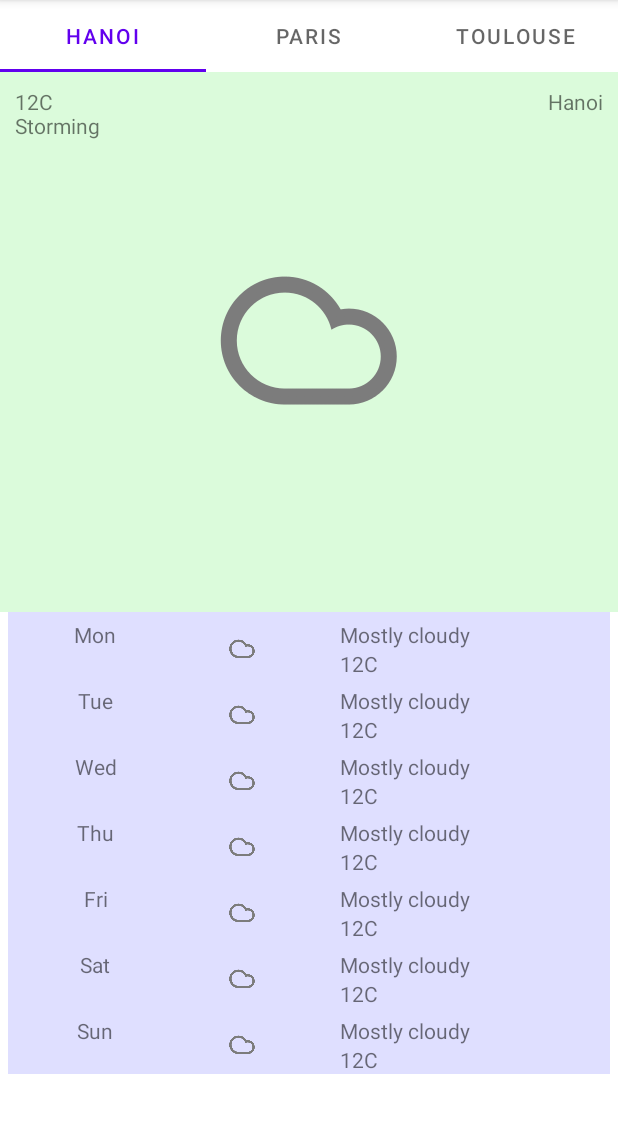
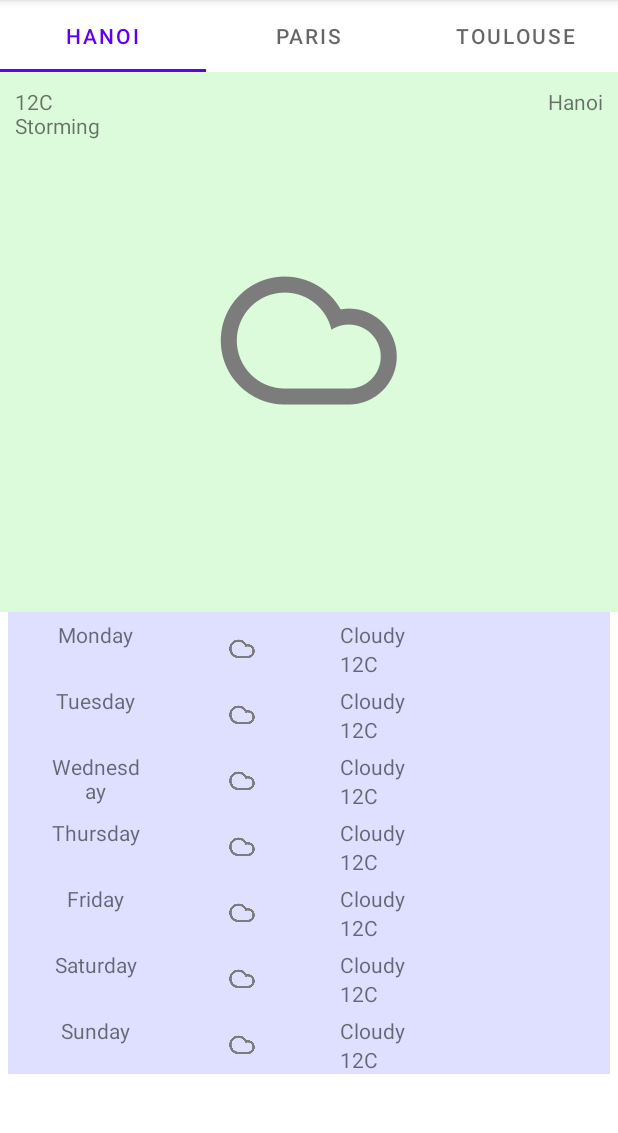
Before and after one commit to miatran1109/androiddev2021, an Android app: the screen it shows after launch (WeatherActivity), on a phone screen of 412 x 824 dp, the part 84-1217 px from its top. Run offline under Robolectric (Android 15) with nearby library versions, the phone set to English and light mode, and no system bars.

Commit message:
Practical 9: values

```diff
--- a/app/src/main/res/layout/fragment_forecast.xml
+++ b/app/src/main/res/layout/fragment_forecast.xml
@@ -29,7 +29,7 @@
                 android:layout_weight="1"
                 android:gravity="center_horizontal"
                 android:paddingLeft="25dp"
-                android:text="Mon" />
+                android:text="@string/mon" />
 
             <ImageView
                 android:layout_width="150dp"
@@ -48,7 +48,7 @@
                     android:layout_width="wrap_content"
                     android:layout_height="wrap_content"
                     android:gravity="center_horizontal"
-                    android:text="Mostly cloudy" />
+                    android:text="@string/cloudy" />
 
                 <TextView
                     android:layout_width="wrap_content"
@@ -71,7 +71,7 @@
                 android:layout_weight="1"
                 android:gravity="center_horizontal"
                 android:paddingLeft="25dp"
-                android:text="Tue" />
+                android:text="@string/tue" />
 
             <ImageView
                 android:layout_width="150dp"
@@ -90,7 +90,7 @@
                     android:layout_width="wrap_content"
                     android:layout_height="wrap_content"
                     android:gravity="center_horizontal"
-                    android:text="Mostly cloudy" />
+                    android:text="@string/cloudy"  />
 
                 <TextView
                     android:layout_width="wrap_content"
@@ -113,7 +113,7 @@
                 android:layout_weight="1"
                 android:gravity="center_horizontal"
                 android:paddingLeft="25dp"
-                android:text="Wed" />
+                android:text="@string/wed" />
 
             <ImageView
                 android:layout_width="150dp"
@@ -132,7 +132,7 @@
                     android:layout_width="wrap_content"
                     android:layout_height="wrap_content"
                     android:gravity="center_horizontal"
-                    android:text="Mostly cloudy" />
+                    android:text="@string/cloudy"/>
 
                 <TextView
                     android:layout_width="wrap_content"
@@ -155,7 +155,7 @@
                 android:layout_weight="1"
                 android:gravity="center_horizontal"
                 android:paddingLeft="25dp"
-                android:text="Thu" />
+                android:text="@string/thu" />
 
             <ImageView
                 android:layout_width="150dp"
@@ -174,7 +174,7 @@
                     android:layout_width="wrap_content"
                     android:layout_height="wrap_content"
                     android:gravity="center_horizontal"
-                    android:text="Mostly cloudy" />
+                    android:text="@string/cloudy"/>
 
                 <TextView
                     android:layout_width="wrap_content"
@@ -197,7 +197,7 @@
                 android:layout_weight="1"
                 android:gravity="center_horizontal"
                 android:paddingLeft="25dp"
-                android:text="Fri" />
+                android:text="@string/fri" />
 
             <ImageView
                 android:layout_width="150dp"
@@ -216,7 +216,7 @@
                     android:layout_width="wrap_content"
                     android:layout_height="wrap_content"
                     android:gravity="center_horizontal"
-                    android:text="Mostly cloudy" />
+                    android:text="@string/cloudy"/>
 
                 <TextView
                     android:layout_width="wrap_content"
@@ -239,7 +239,7 @@
                 android:layout_weight="1"
                 android:gravity="center_horizontal"
                 android:paddingLeft="25dp"
-                android:text="Sat" />
+                android:text="@string/sat" />
 
             <ImageView
                 android:layout_width="150dp"
@@ -258,7 +258,7 @@
                     android:layout_width="wrap_content"
                     android:layout_height="wrap_content"
                     android:gravity="center_horizontal"
-                    android:text="Mostly cloudy" />
+                    android:text="@string/cloudy"/>
 
                 <TextView
                     android:layout_width="wrap_content"
@@ -281,7 +281,7 @@
                 android:layout_weight="1"
                 android:gravity="center_horizontal"
                 android:paddingLeft="25dp"
-                android:text="Sun" />
+                android:text="@string/sun" />
 
             <ImageView
                 android:layout_width="150dp"
@@ -300,7 +300,7 @@
                     android:layout_width="wrap_content"
                     android:layout_height="wrap_content"
                     android:gravity="center_horizontal"
-                    android:text="Mostly cloudy" />
+                    android:text="@string/cloudy"  />
 
                 <TextView
                     android:layout_width="wrap_content"
--- a/app/src/main/res/values/strings.xml
+++ b/app/src/main/res/values/strings.xml
@@ -1,5 +1,13 @@
 <resources>
     <string name="app_name">USTH Weather</string>
     <!-- TODO: Remove or change this placeholder text -->
-    <string name="hello_blank_fragment">Hello blank fragment</string>
+    <string name="mon">Monday</string>
+    <string name="tue">Tuesday</string>
+    <string name="wed">Wednesday</string>
+    <string name="thu">Thursday</string>
+    <string name="fri">Friday</string>
+    <string name="sat">Saturday</string>
+    <string name="sun">Sunday</string>
+
+    <string name="cloudy">Cloudy</string>
 </resources>
--- a/app/src/main/res/values/vi/strings.xml
+++ b/app/src/main/res/values/vi/strings.xml
@@ -1,5 +1,13 @@
 <resources>
     <string name="app_name">USTH Weather</string>
     <!-- TODO: Remove or change this placeholder text -->
-    <string name="hello_blank_fragment">Hello blank fragment</string>
+    <string name="mon">Thứ hai</string>
+    <string name="tue">Thứ </string>
+    <string name="wed">Thứ tư</string>
+    <string name="thu">Thứ năm</string>
+    <string name="fri">Thứ sáu</string>
+    <string name="sat">Thứ bảy </string>
+    <string name="sun">Chủ nhật</string>
+
+    <string name="cloudy">Có mây</string>
 </resources>
```
